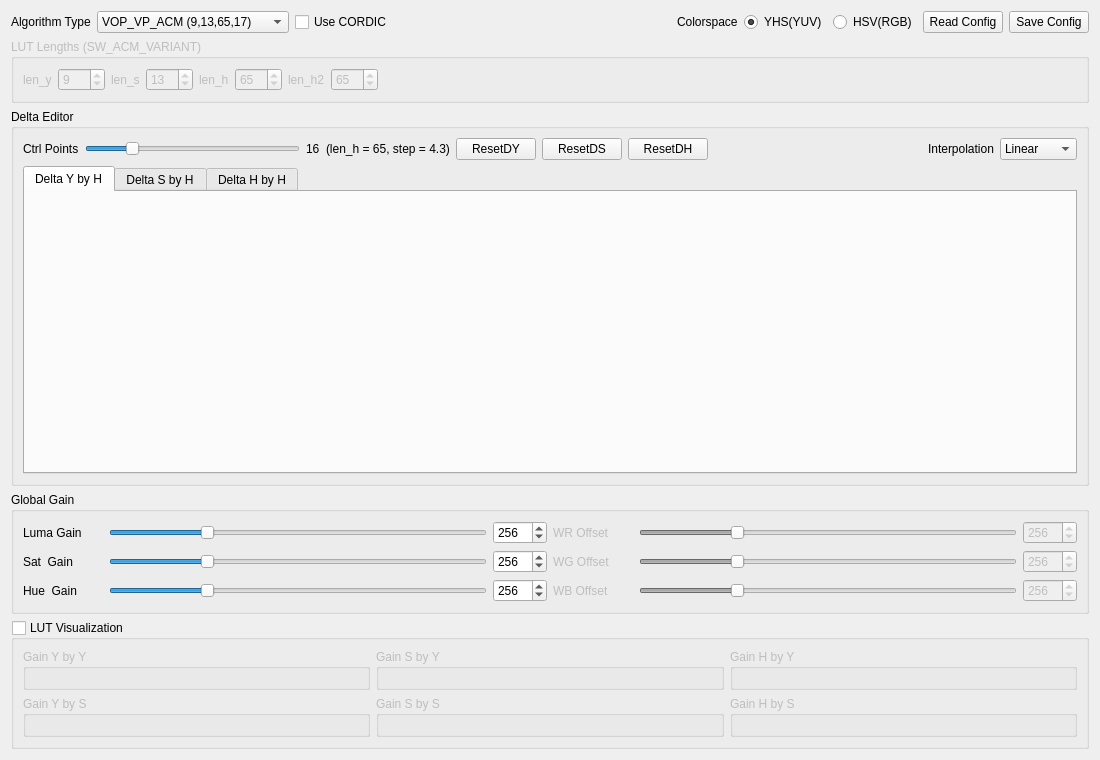
The window that script/verify_tool_app/ui/acm_ui.ui (FaiScofield/hwpq_verify) describes before a commit, drawn with Qt 5.
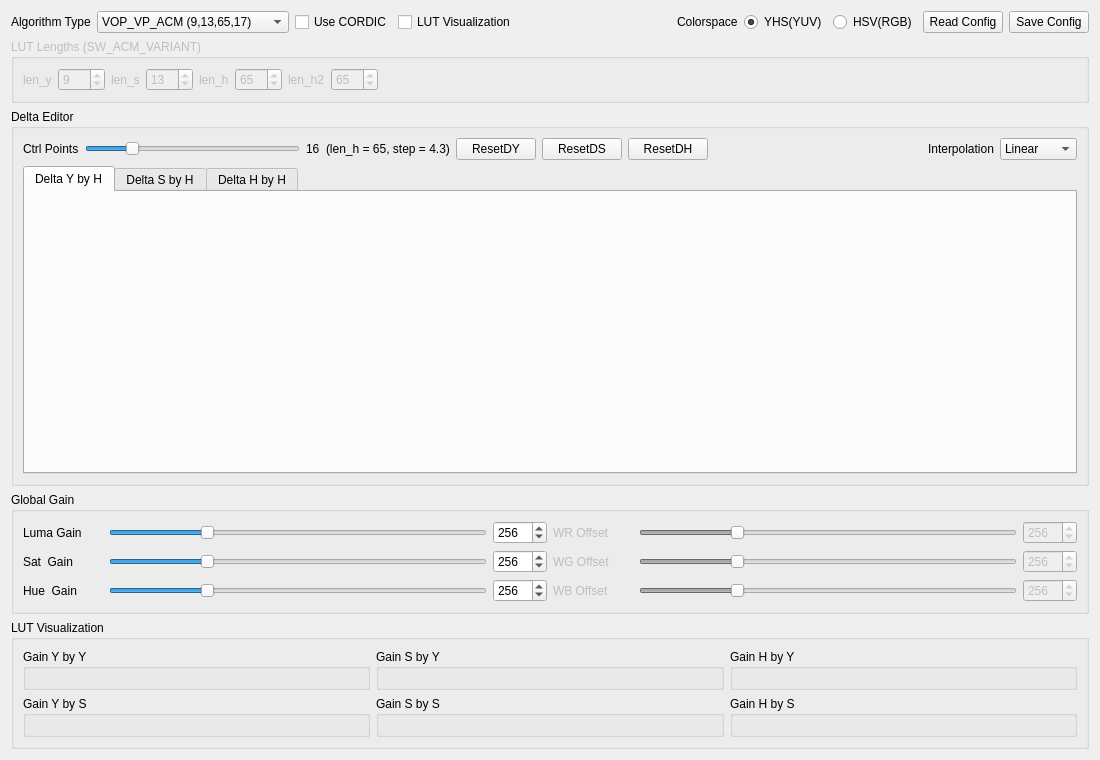
The same window after the commit.

Commit message:
chore[acm_test_app]: 添加LUT可视化独立停靠切换功能
- 新增LUT可视化复选框，支持内嵌面板与独立停靠窗口的切换
- 修正RAW图像读取逻辑，新增YUV444自动转换支持
- 同步复选框与停靠窗口状态，优化交互体验

Patch:
```diff
--- a/script/verify_tool_app/ui/acm_ui.ui
+++ b/script/verify_tool_app/ui/acm_ui.ui
@@ -54,6 +54,13 @@
        </property>
       </widget>
      </item>
+     <item>
+      <widget class="QCheckBox" name="checkBox_lut_visualization">
+       <property name="text">
+        <string>LUT Visualization</string>
+       </property>
+      </widget>
+     </item>
      <item>
       <spacer name="horizontalSpacer_algo">
        <property name="orientation">
@@ -646,12 +653,6 @@
      <property name="title">
       <string>LUT Visualization</string>
      </property>
-     <property name="checkable">
-      <bool>true</bool>
-     </property>
-     <property name="checked">
-      <bool>false</bool>
-     </property>
      <layout class="QGridLayout" name="gridLayout_lut_visualization">
       <item row="0" column="0">
        <widget class="QGroupBox" name="groupBox_gain_ybyy">
```
The commit also changes 1 other file.
